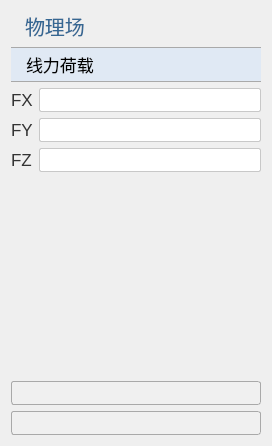
The window that plugins/Base_PhysicalField/LinearForcePage.ui (asd977/base_cae) describes before a commit, drawn with Qt 5.
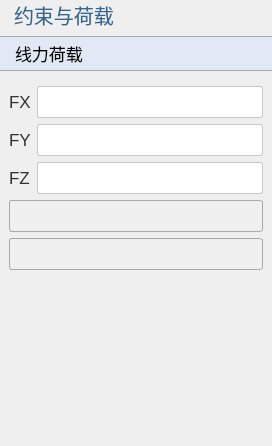
The same window after the commit. Icons and pictures are not drawn.

Commit message: style: refine Base_PhysicalField ui layout containers and spacing

Patch:
```diff
--- a/plugins/Base_PhysicalField/LinearForcePage.ui
+++ b/plugins/Base_PhysicalField/LinearForcePage.ui
@@ -23,25 +23,19 @@
     border-color: rgb(121, 121, 121);
     border-style: solid;
     height: 33px;
-    border-top: 1px solid rgb(169, 169, 169); /* 上边框为灰色 */
-    border-bottom: 1px solid rgb(169, 169, 169); /* 下边框为灰色 */
-    border-left: none; /* 移除左边框 */
+    border-top: 1px solid rgb(169, 169, 169);
+    border-bottom: 1px solid rgb(169, 169, 169);
+    border-left: none;
     border-right: none;
     text-align: left;
 	padding-left: 15px;
 	font-size: 17px;
-	border-style: solid;
 }
 QLabel {
     font-family: &quot;Microsoft YaHei&quot;, &quot;微软雅黑&quot;;
     font-size: 17px;
     text-align: left;
     color: rgb(51, 51, 51);
-    white-space: nowrap;
-    line-height: 50px;
-    position: absolute;
-    top: 0px;
-    left: 0px;
 }
 QLabel#pageNameLabel {
     font-size: 20px;
@@ -50,10 +44,11 @@
 	padding-left:9px;
     color: rgb(53, 103, 147);
 }
-QLineEdit {
-    border: 1px solid rgb(200, 200, 200); /* 设置边框为淡灰色 */
-    border-radius: 2px; /* 设置圆角半径为 5 像素 */
+QLineEdit, QDoubleSpinBox, QSpinBox {
+    border: 1px solid rgb(200, 200, 200);
+    border-radius: 2px;
 	font-size: 17px;
+    min-height: 30px;
 }
 QLineEdit:focus {
     border-color: rgb(100, 100, 255); /* 设置焦点时的边框颜色为蓝色 */
@@ -67,47 +62,40 @@
     padding-left:6px;
     background: rgb(240, 240, 240);
     border: 1px solid rgb(169, 169, 169);
-    border-radius: 3px; /* 设置边框的圆角半径为5像素 */
+    border-radius: 3px;
+    min-height: 30px;
 }
 QComboBox::drop-down {
     background: rgb(240, 240, 240);
-}
-QComboBox::down-arrow {
-    image: url(:/resources/down_arrow.png); /* 替换下拉箭头图标 */
-}
-/*QCombobox右侧按钮*/
-QComboBox::drop-down {
     subcontrol-origin: padding;
-    subcontrol-position: top right;/*放于右方顶部*/
-    border-top-right-radius: 3px;/*设置边框圆角*/
+    subcontrol-position: top right;
+    border-top-right-radius: 3px;
     border-bottom-right-radius: 3px;
 }
-QLineEdit {
-    border: 1px solid rgb(200, 200, 200); /* 设置边框为淡灰色 */
-    border-radius: 2px; /* 设置圆角半径为 5 像素 */
-	font-size: 17px;
+QComboBox::down-arrow {
+    image: url(:/resources/down_arrow.png);
 }
-QLineEdit:focus {
-    border-color: rgb(100, 100, 255); /* 设置焦点时的边框颜色为蓝色 */
-    outline: none; /* 去掉默认的焦点边框 */
+QRadioButton, QCheckBox, QGroupBox {
+    font-size: 17px;
 }
-
-QRadioButton {
-    font-size: 17px; /* 设置字体大小为 14 像素 */
-}
-
-QCheckBox {
-    font-size: 17px; /* 设置字体大小为 14 像素 */
-}
-
-QGroupBox{
-    font-size: 17px; /* 设置字体大小为 14 像素 */   
+QTableWidget {
+    font-size: 16px;
+    gridline-color: rgb(210, 210, 210);
 }
 
 </string>
   </property>
-  <layout class="QGridLayout" name="gridLayout">
-   <item row="0" column="0" colspan="2">
+  <layout class="QVBoxLayout" name="verticalLayout">
+   <property name="leftMargin">
+    <number>0</number>
+   </property>
+   <property name="topMargin">
+    <number>0</number>
+   </property>
+   <property name="rightMargin">
+    <number>0</number>
+   </property>
+   <item>
     <widget class="QLabel" name="pageNameLabel">
      <property name="sizePolicy">
       <sizepolicy hsizetype="Preferred" vsizetype="Fixed">
@@ -116,11 +104,11 @@
       </sizepolicy>
      </property>
      <property name="text">
-      <string>物理场</string>
+      <string>约束与荷载</string>
      </property>
     </widget>
    </item>
-   <item row="1" column="0" colspan="2">
+   <item>
     <widget class="QPushButton" name="pushButton">
      <property name="sizePolicy">
       <sizepolicy hsizetype="Ignored" vsizetype="Fixed">
@@ -133,7 +121,49 @@
      </property>
     </widget>
    </item>
-   <item row="5" column="1">
+   <item>
+    <widget class="QWidget" name="contentWidget" native="true">
+     <layout class="QGridLayout" name="gridLayout">
+      <item row="0" column="1">
+       <widget class="QLineEdit" name="lineEditX"/>
+      </item>
+      <item row="1" column="1">
+       <widget class="QLineEdit" name="lineEditY"/>
+      </item>
+      <item row="2" column="1">
+       <widget class="QLineEdit" name="lineEditZ"/>
+      </item>
+      <item row="0" column="0">
+       <widget class="QLabel" name="label">
+        <property name="text">
+         <string>FX</string>
+        </property>
+       </widget>
+      </item>
+      <item row="1" column="0">
+       <widget class="QLabel" name="label_2">
+        <property name="text">
+         <string>FY</string>
+        </property>
+       </widget>
+      </item>
+      <item row="2" column="0">
+       <widget class="QLabel" name="label_3">
+        <property name="text">
+         <string>FZ</string>
+        </property>
+       </widget>
+      </item>
+      <item row="3" column="0" colspan="2">
+       <widget class="QComboBox" name="comboBoxDim"/>
+      </item>
+      <item row="4" column="0" colspan="2">
+       <widget class="QComboBox" name="comboBoxGroup"/>
+      </item>
+     </layout>
+    </widget>
+   </item>
+   <item>
     <spacer name="verticalSpacer">
      <property name="orientation">
       <enum>Qt::Orientation::Vertical</enum>
@@ -146,42 +176,6 @@
      </property>
     </spacer>
    </item>
-   <item row="4" column="1">
-    <widget class="QLineEdit" name="lineEditZ"/>
-   </item>
-   <item row="2" column="1">
-    <widget class="QLineEdit" name="lineEditX"/>
-   </item>
-   <item row="3" column="1">
-    <widget class="QLineEdit" name="lineEditY"/>
-   </item>
-   <item row="2" column="0">
-    <widget class="QLabel" name="label">
-     <property name="text">
-      <string>FX</string>
-     </property>
-    </widget>
-   </item>
-   <item row="3" column="0">
-    <widget class="QLabel" name="label_2">
-     <property name="text">
-      <string>FY</string>
-     </property>
-    </widget>
-   </item>
-   <item row="4" column="0">
-    <widget class="QLabel" name="label_3">
-     <property name="text">
-      <string>FZ</string>
-     </property>
-    </widget>
-   </item>
-   <item row="6" column="0" colspan="2">
-    <widget class="QComboBox" name="comboBoxDim"/>
-   </item>
-   <item row="7" column="0" colspan="2">
-    <widget class="QComboBox" name="comboBoxGroup"/>
-   </item>
   </layout>
  </widget>
  <resources/>
```
Left out of the diff: 6 changed lines with no effect on the pictures. The commit also changes 10 other files.
